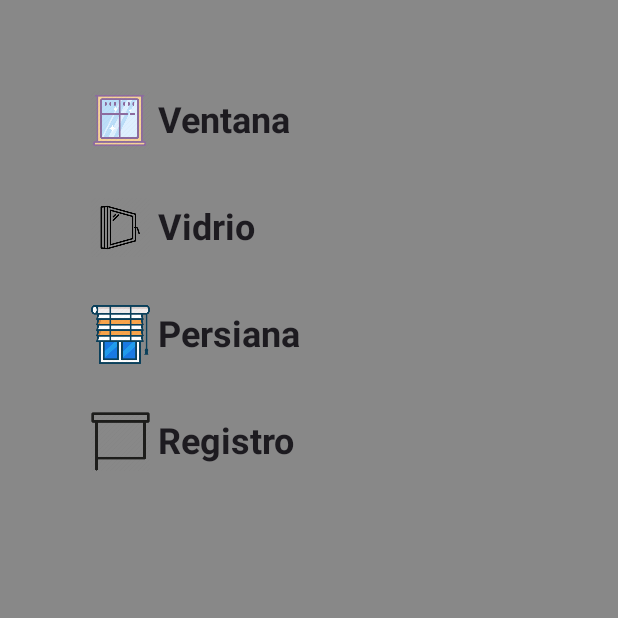
After one commit to BonyGoD/DisApp, an Android app built with Jetpack Compose: the PantallaPresupuesto screen opened through its navigation route, on a phone screen of 412 x 824 dp, the top half of it. The commit adds this screen. Run offline under Robolectric (Android 15) with nearby library versions, the light colour scheme and no system bars.

Commit message:
Añadir Navegacion y estructura de proyecto

```diff
--- a/app/build.gradle.kts
+++ b/app/build.gradle.kts
@@ -45,6 +45,7 @@ dependencies {
     implementation(libs.androidx.lifecycle.runtime.ktx)
     implementation(libs.androidx.activity.compose)
     implementation(platform(libs.androidx.compose.bom))
+    implementation(libs.androidx.navigation.compose)
     implementation(libs.androidx.ui)
     implementation(libs.androidx.ui.graphics)
     implementation(libs.androidx.ui.tooling.preview)
--- /dev/null
+++ b/app/src/main/java/com/example/presupuestosdisa/navegacion/AppNavegacion.kt
@@ -0,0 +1,21 @@
+package com.example.presupuestosdisa.navegacion
+
+import androidx.compose.runtime.Composable
+import androidx.navigation.compose.NavHost
+import androidx.navigation.compose.composable
+import androidx.navigation.compose.rememberNavController
+import com.example.presupuestosdisa.screens.PantallaPresupuesto
+import com.example.presupuestosdisa.screens.PantallaPrincipal
+
+@Composable
+fun AppNavegacion() {
+    val navController = rememberNavController()
+    NavHost(navController = navController, startDestination = AppPantallas.PantallaPrincipal.ruta) {
+        composable(route = AppPantallas.PantallaPrincipal.ruta) {
+            PantallaPrincipal(navController)
+        }
+        composable(route = AppPantallas.PantallaPresupuesto.ruta) {
+            PantallaPresupuesto(navController)
+        }
+    }
+}
--- /dev/null
+++ b/app/src/main/java/com/example/presupuestosdisa/navegacion/AppPantallas.kt
@@ -0,0 +1,6 @@
+package com.example.presupuestosdisa.navegacion
+
+sealed class AppPantallas(val ruta: String) {
+    object PantallaPrincipal: AppPantallas("pantalla_principal")
+    object PantallaPresupuesto: AppPantallas("pantalla_presupuesto")
+}
--- /dev/null
+++ b/app/src/main/java/com/example/presupuestosdisa/screens/PantallaPresupuesto.kt
@@ -0,0 +1,89 @@
+package com.example.presupuestosdisa.screens
+
+import android.annotation.SuppressLint
+import androidx.compose.foundation.Image
+import androidx.compose.foundation.background
+import androidx.compose.foundation.clickable
+import androidx.compose.foundation.layout.Row
+import androidx.compose.foundation.layout.Spacer
+import androidx.compose.foundation.layout.fillMaxSize
+import androidx.compose.foundation.layout.padding
+import androidx.compose.foundation.layout.size
+import androidx.compose.foundation.lazy.LazyColumn
+import androidx.compose.foundation.lazy.items
+import androidx.compose.material3.Scaffold
+import androidx.compose.material3.Text
+import androidx.compose.runtime.Composable
+import androidx.compose.runtime.getValue
+import androidx.compose.runtime.mutableStateOf
+import androidx.compose.runtime.remember
+import androidx.compose.runtime.setValue
+import androidx.compose.ui.Alignment
+import androidx.compose.ui.Modifier
+import androidx.compose.ui.graphics.Color
+import androidx.compose.ui.res.painterResource
+import androidx.compose.ui.text.font.FontWeight
+import androidx.compose.ui.unit.dp
+import androidx.compose.ui.unit.sp
+import androidx.navigation.NavController
+import com.example.presupuestosdisa.R
+
+data class Productos(val nombre: String, val icono: Int)
+
+private val productos: List<Productos> = listOf(
+    Productos("Ventana", R.drawable.ventana),
+    Productos("Vidrio", R.drawable.vidrio),
+    Productos("Persiana", R.drawable.persiana),
+    Productos("Registro", R.drawable.registro)
+)
+
+@SuppressLint("UnusedMaterial3ScaffoldPaddingParameter")
+@Composable
+fun PantallaPresupuesto(navController: NavController){
+    Scaffold {
+        ListaProductos(navController, productos)
+    }
+}
+
+@Composable
+fun ListaProductos(navController: NavController, productos: List<Productos>) {
+
+    LazyColumn(
+        modifier = Modifier
+            .fillMaxSize()
+            .background(Color.Gray)
+            .padding(50.dp)
+    ) {
+        items(productos) { material ->
+            ComponentePrincipal(material.nombre, material.icono)
+            Spacer(modifier = Modifier.padding(5.dp))
+        }
+    }
+}
+
+@Composable
+fun ComponentePrincipal(nombre: String, icono: Int) {
+
+    var expandida by remember { mutableStateOf(false) }
+
+    Row(
+        modifier = Modifier
+            .clickable {
+                expandida = !expandida
+            }
+            .padding(5.dp),
+    ) {
+        Image(
+            painterResource(icono),
+            contentDescription = "Logo de Disa",
+            modifier = Modifier
+                .size(50.dp)
+                .padding(5.dp))
+        Text(
+            text = nombre,
+            fontSize = 24.sp,
+            fontWeight = FontWeight.Bold,
+            modifier = Modifier.align(Alignment.CenterVertically)
+        )
+    }
+}
--- /dev/null
+++ b/app/src/main/java/com/example/presupuestosdisa/screens/PantallaPrincipal.kt
@@ -0,0 +1,60 @@
+package com.example.presupuestosdisa.screens
+
+import android.annotation.SuppressLint
+import androidx.compose.foundation.Image
+import androidx.compose.foundation.background
+import androidx.compose.foundation.layout.Arrangement
+import androidx.compose.foundation.layout.Column
+import androidx.compose.foundation.layout.fillMaxSize
+import androidx.compose.foundation.layout.padding
+import androidx.compose.foundation.layout.size
+import androidx.compose.foundation.shape.RoundedCornerShape
+import androidx.compose.material3.Button
+import androidx.compose.material3.Scaffold
+import androidx.compose.material3.Text
+import androidx.compose.runtime.Composable
+import androidx.compose.ui.Alignment
+import androidx.compose.ui.Modifier
+import androidx.compose.ui.draw.clip
+import androidx.compose.ui.graphics.Color
+import androidx.compose.ui.res.painterResource
+import androidx.compose.ui.unit.dp
+import androidx.navigation.NavController
+import com.example.presupuestosdisa.R
+
+@SuppressLint("UnusedMaterial3ScaffoldPaddingParameter")
+@Composable
+fun PantallaPrincipal(navController: NavController){
+    Scaffold {
+        VistaPrincipal(navController)
+    }
+}
+@Composable
+fun VistaPrincipal(navController: NavController){
+    Column(
+        modifier = Modifier
+            .fillMaxSize()
+            .background(Color.Gray),
+        verticalArrangement = Arrangement.Center,
+        horizontalAlignment = Alignment.CenterHorizontally
+    ) {
+        imagenDisa()
+        Button(onClick = {
+            navController.navigate("pantalla_presupuesto")
+        }) {
+            Text(text = "+ Añadir presupuesto")
+        }
+    }
+}
+
+@Composable
+fun imagenDisa(){
+    Image(
+        painterResource(R.drawable.logodisa),
+        contentDescription = "Logo de Disa",
+        modifier = Modifier
+            .padding(bottom = 25.dp)
+            .size(200.dp)
+            .clip(RoundedCornerShape(50.dp))
+    )
+}
--- a/app/src/main/res/values/themes.xml
+++ b/app/src/main/res/values/themes.xml
@@ -1,5 +1,10 @@
 <?xml version="1.0" encoding="utf-8"?>
 <resources>
 
-    <style name="Theme.PresupuestosDisa" parent="android:Theme.Material.Light.NoActionBar" />
+    <style name="Theme.PresupuestosDisa" parent="Theme.AppCompat.Light.NoActionBar">
+        <!-- Customize your theme here. -->
+        <item name="colorPrimary">@color/purple_500</item>
+        <item name="colorPrimaryDark">@color/purple_700</item>
+        <item name="colorAccent">@color/teal_200</item>
+    </style>
 </resources>
--- a/gradle/libs.versions.toml
+++ b/gradle/libs.versions.toml
@@ -9,9 +9,11 @@ lifecycleRuntimeKtx = "2.6.1"
 activityCompose = "1.8.0"
 composeBom = "2024.04.01"
 appcompat = "1.7.0"
+navigationCompose = "2.8.6"
 
 [libraries]
 androidx-core-ktx = { group = "androidx.core", name = "core-ktx", version.ref = "coreKtx" }
+androidx-navigation-compose = { module = "androidx.navigation:navigation-compose", version.ref = "navigationCompose" }
 junit = { group = "junit", name = "junit", version.ref = "junit" }
 androidx-junit = { group = "androidx.test.ext", name = "junit", version.ref = "junitVersion" }
 androidx-espresso-core = { group = "androidx.test.espresso", name = "espresso-core", version.ref = "espressoCore" }
```
Also changed, not shown: app/src/main/AndroidManifest.xml (+3 -9 lines), app/src/main/java/com/example/presupuestosdisa/MainActivity.kt (+14 -22 lines), app/src/main/res/drawable-mdpi/logodisa.png (added), app/src/main/res/drawable-mdpi/persiana.png (added), app/src/main/res/drawable-mdpi/registro.webp (added), app/src/main/res/drawable-mdpi/ventana.webp (added), app/src/main/res/drawable-mdpi/vidrio.png (added).
